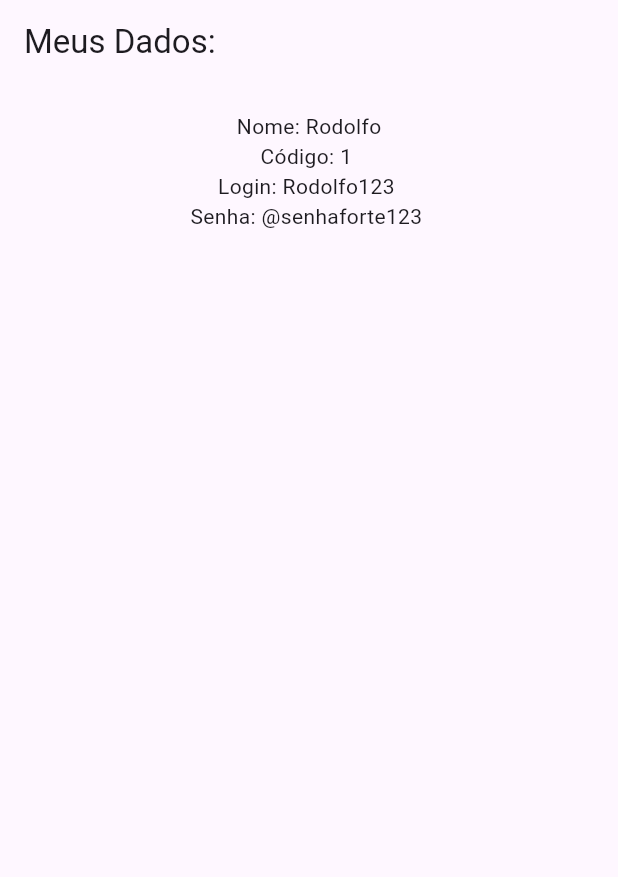
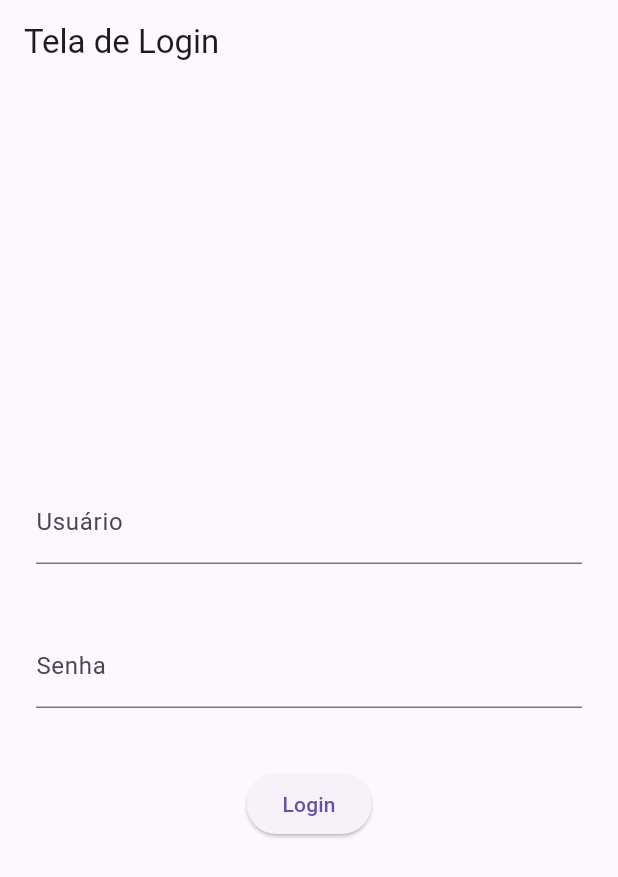
Before and after one commit to jhonkev/mimpedir, a Flutter app: the screen it shows after launch, on a phone screen of 412 x 824 dp. Shown: the top 877 px of the screen. Run offline on Flutter 3.47's test engine with Material 3 defaults, Android fonts, the phone set to English and light mode, and no system bars.

Commit message:
criando telas de home e login com funcionamento basico sem banco de dADOS

```diff
--- a/lib/main.dart
+++ b/lib/main.dart
@@ -1,5 +1,5 @@
 import 'package:flutter/material.dart';
-import 'package:mimpedir/usuario.dart';
+import 'tela_login.dart';
 
 void main() {
   runApp(const MyApp());
@@ -8,35 +8,12 @@ void main() {
 class MyApp extends StatelessWidget {
   const MyApp({super.key});
 
-
   @override
   Widget build(BuildContext context) {
 
-    Usuario u = Usuario(
-      codigo: 1,
-      login: "Rodolfo123",
-      nome: "Rodolfo",
-      senha: "@senhaforte123"
-    );
-
     return MaterialApp(
-      home: Scaffold(
-        appBar: AppBar(
-          title: const Text("Meus Dados:")
-        ),
-        body: Center(
-          child: Padding(padding: const EdgeInsets.all(18.0),
-          child: Column(
-            children: [
-              Text("Nome: ${u.nome}"),
-              Text("Código: ${u.codigo} "),
-              Text("Login: ${u.login} "),
-              Text("Senha: ${u.senha} ")
-            ],
-          ),
-          ),
-        ),
-      ),
+     debugShowCheckedModeBanner: false,
+      home: TelaLogin(),
     );
   }
 }
--- /dev/null
+++ b/lib/tela_home.dart
@@ -0,0 +1,15 @@
+import 'package:flutter/material.dart';
+
+class TelaHome extends StatelessWidget {
+  TelaHome({super.key});
+
+  @override
+  Widget build(BuildContext context) {
+  return Scaffold(
+    appBar: AppBar(title: const Text('Tela Home')),
+    body: Center(
+      child: Text('Seja bem vindo ao Mim Pedir!!!'),
+    ),
+  );
+  }
+}
--- /dev/null
+++ b/lib/tela_login.dart
@@ -0,0 +1,57 @@
+import 'package:flutter/material.dart';
+import 'package:mimpedir/tela_home.dart';
+import 'package:mimpedir/usuario.dart';
+
+class  TelaLogin extends StatelessWidget{
+  TelaLogin({super.key});
+
+  final TextEditingController usuarioController = TextEditingController();
+  final TextEditingController senhaController = TextEditingController();
+
+  Usuario u = Usuario(
+    codigo: 1,
+    senha: "@senhaforte123",
+    login: 'admin',
+    nome: 'Administrador'
+  );
+
+
+
+  @override
+  Widget build(BuildContext context) {
+    return Scaffold(
+      appBar: AppBar(title: const Text("Tela de Login")),
+      body: Padding(padding: const EdgeInsets.all(24.0),
+       child: Column(
+          mainAxisAlignment: MainAxisAlignment.center,
+        children: [
+          TextField(
+            decoration: const InputDecoration(labelText: 'Usuário'),
+            controller: usuarioController,
+          ),
+          const SizedBox(height: 40),
+          TextField(
+            decoration: const InputDecoration(labelText: 'Senha'),
+            obscureText: true,
+            controller: senhaController,
+          ),
+          const SizedBox(height: 40),
+          ElevatedButton(onPressed: (){
+
+            if(u.login == usuarioController.text && u.senha == senhaController.text){
+              Navigator.push(context, MaterialPageRoute(builder: (context)=> TelaHome()));
+            }else {
+              ScaffoldMessenger.of(context).showSnackBar(
+                  SnackBar(content: Text("Login ou senha inválidos!!"))
+              );
+
+            }
+
+
+          }, child: Text("Login"))
+        ],
+      ),
+      )
+    );
+  }
+}
--- a/lib/usuario.dart
+++ b/lib/usuario.dart
@@ -1,3 +1,4 @@
+
 class Usuario{
   int? _codigo;
   String? _nome;
```
